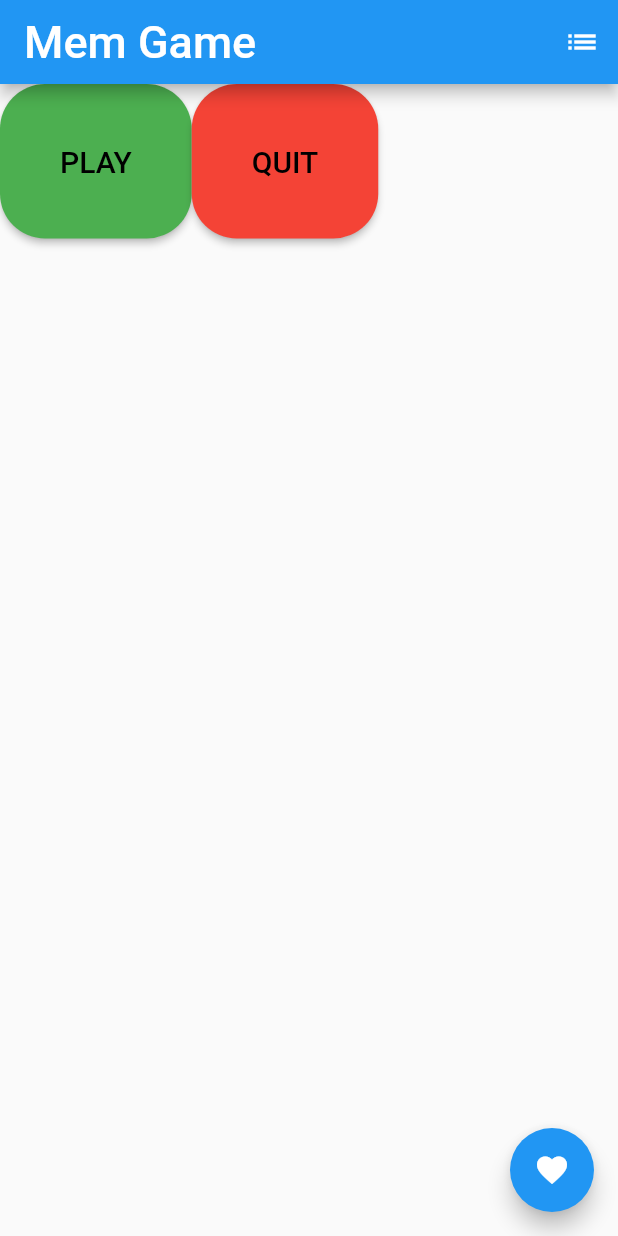
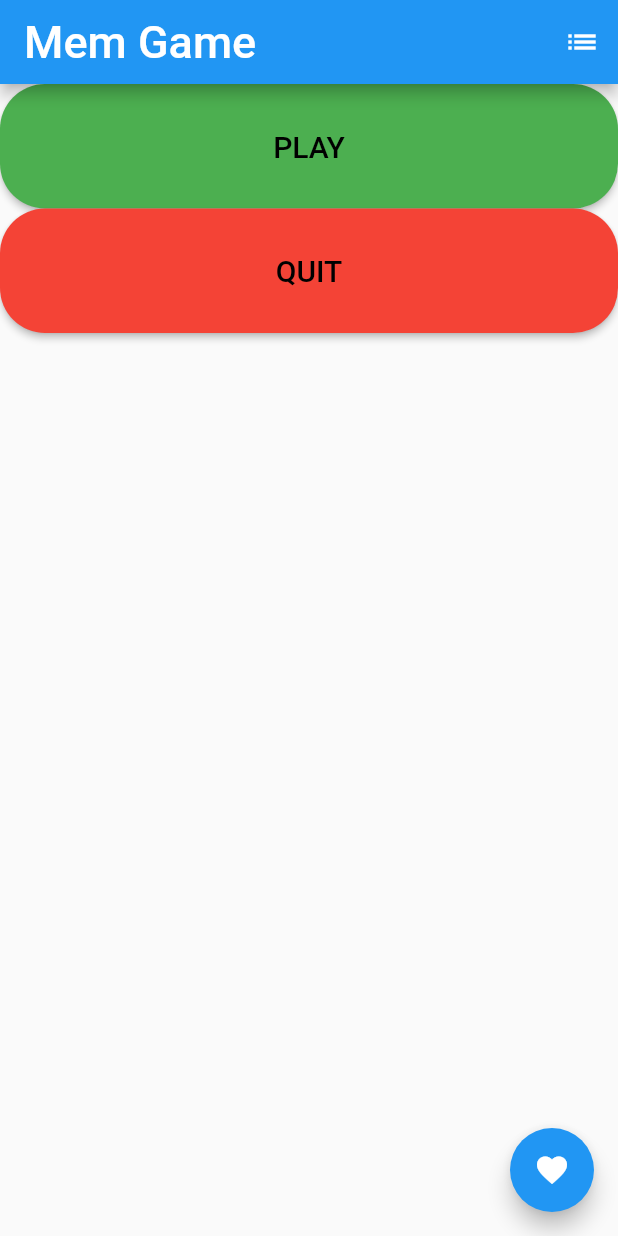
Before and after one commit to saurabh0809/MemGame, a Flutter app: the screen it shows after launch, on a phone screen of 412 x 824 dp. Run offline on Flutter 3.47's test engine with Material 2 defaults, Android fonts, the phone set to English and light mode, and no system bars.

Commit message:
stetched buttons commit

```diff
--- a/lib/main.dart
+++ b/lib/main.dart
@@ -37,16 +37,16 @@ class _ButtonCState extends State<ButtonC> {
           ),
         ],
       ),
-      body: new Container(
-          margin: new EdgeInsets.all(.0),
-          child: new Row(
+      body: Center(
+          child: new Column(
+        crossAxisAlignment: CrossAxisAlignment.stretch,
         children: <Widget>[
           new RaisedButton(
             onPressed: () {
               print('first button');
             },
             color: Colors.green,
-                padding: new EdgeInsets.all(40.0),
+            padding: new EdgeInsets.all(30.0),
             shape: new RoundedRectangleBorder(
                 borderRadius: new BorderRadius.circular(30.0)),
             child: Text('PLAY',
@@ -57,7 +57,7 @@ class _ButtonCState extends State<ButtonC> {
               print('second button');
             },
             color: Colors.red,
-                padding: new EdgeInsets.all(40.0),
+            padding: new EdgeInsets.all(30.0),
             shape: new RoundedRectangleBorder(
                 borderRadius: new BorderRadius.circular(30.0)),
             child: Text('QUIT',
```
Lines whose indentation alone changed are shown as unchanged.
